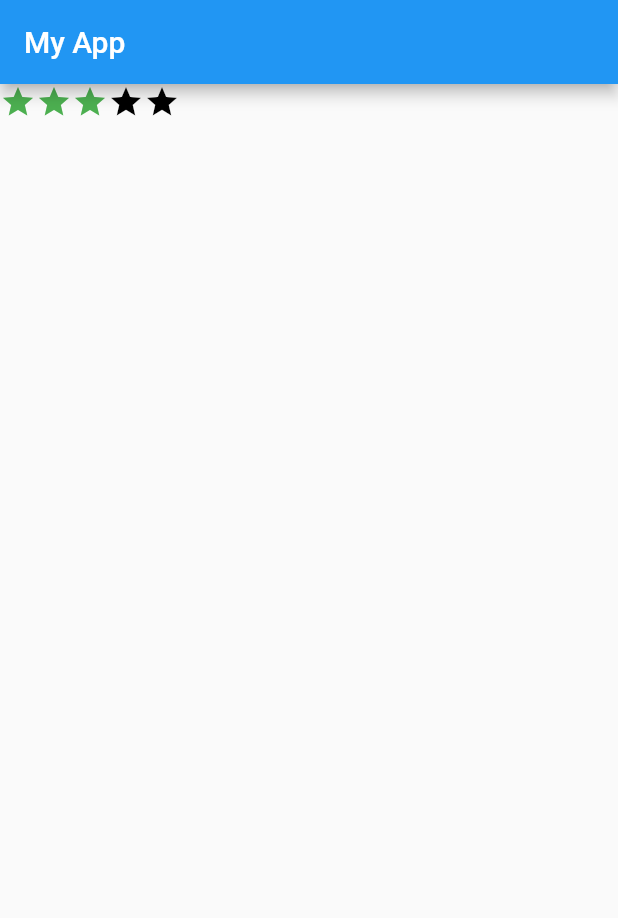
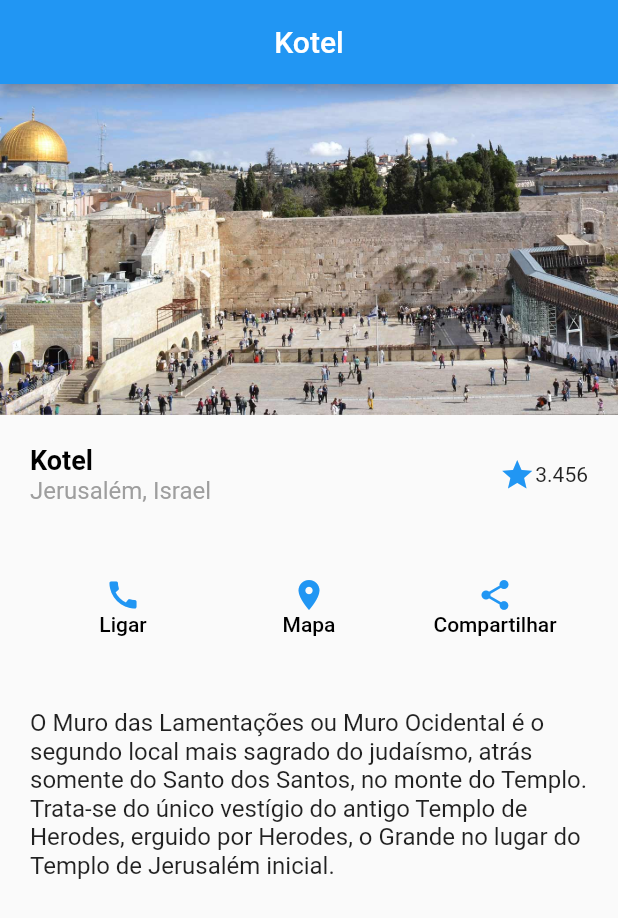
Before and after one commit to maarcos4g/app-example-flutter, a Flutter app: the screen it shows after launch, on a phone screen of 412 x 824 dp. Shown: the top 918 px of the screen. Run offline on Flutter 3.47's test engine with Material 2 defaults, Android fonts, the phone set to English and light mode, and no system bars.

Commit message:
b7web: exercise resolution

```diff
--- a/lib/app.dart
+++ b/lib/app.dart
@@ -1,3 +1,7 @@
+import 'dart:ui';
+
+import 'package:firstapp/widgets/button_widget.dart';
+
 import 'package:flutter/material.dart';
 
 class AppWidget extends StatelessWidget {
@@ -8,18 +12,81 @@ class AppWidget extends StatelessWidget {
     return MaterialApp(
       home: Scaffold(
         appBar: AppBar(
-          title: const Text('My App'),
+          centerTitle: true,
+          title: const Text('Kotel'),
         ),
-        body: Container(
-          child: Row(
-            children: const [
-              Icon(Icons.star, color: Colors.green),
-              Icon(Icons.star, color: Colors.green),
-              Icon(Icons.star, color: Colors.green),
-              Icon(Icons.star, color: Colors.black),
-              Icon(Icons.star, color: Colors.black)
-            ],
-          ),
+        body: Column(
+          children: [
+            const Image(
+              image: AssetImage('assets/images/muro.jpg'),
+            ),
+            Container(
+              padding: const EdgeInsets.all(20),
+              child: Row(
+                children: [
+                  Expanded(
+                    child: Column(
+                      crossAxisAlignment: CrossAxisAlignment.start,
+                      children: <Widget>[
+                        Text(
+                          'Kotel',
+                          style: TextStyle(
+                              fontSize: 18,
+                              fontWeight: FontWeight.bold,
+                              color: Colors.black),
+                        ),
+                        Text('Jerusalém, Israel',
+                            style: TextStyle(
+                              fontSize: 16,
+                              color: Colors.grey,
+                            ))
+                      ],
+                    ),
+                  ),
+                  Row(
+                    children: <Widget>[
+                      Icon(Icons.star, color: Colors.blue),
+                      Text('3.456'),
+                    ],
+                  ),
+                ],
+              ),
+            ),
+            Container(
+              padding: const EdgeInsets.all(20),
+              child: Row(
+                children: [
+                  ButtonWidget(
+                    onPress: (() {
+                      print('Ligar');
+                    }),
+                    icon: Icons.call,
+                    label: "Ligar",
+                  ),
+                  ButtonWidget(
+                    onPress: (() {
+                      print('Mapa');
+                    }),
+                    icon: Icons.location_on,
+                    label: "Mapa",
+                  ),
+                  ButtonWidget(
+                    onPress: (() {
+                      print('Compartilhar');
+                    }),
+                    icon: Icons.share,
+                    label: "Compartilhar",
+                  )
+                ],
+              ),
+            ),
+            Container(
+              padding: EdgeInsets.all(20),
+              child: Text(
+                  style: TextStyle(fontSize: 16),
+                  'O Muro das Lamentações ou Muro Ocidental é o segundo local mais sagrado do judaísmo, atrás somente do Santo dos Santos, no monte do Templo. Trata-se do único vestígio do antigo Templo de Herodes, erguido por Herodes, o Grande no lugar do Templo de Jerusalém inicial.'),
+            ),
+          ],
         ),
       ),
     );
--- a/lib/main.dart
+++ b/lib/main.dart
@@ -1,6 +1,6 @@
+import 'package:flutter/material.dart';
+
 import './app.dart';
-
-import 'package:flutter/material.dart';
 
 void main() {
   runApp(const MyApp());
@@ -13,6 +13,7 @@ class MyApp extends StatelessWidget {
   @override
   Widget build(BuildContext context) {
     return MaterialApp(
+      debugShowCheckedModeBanner: false,
       title: 'My App',
       theme: ThemeData(
         primarySwatch: Colors.blue,
--- /dev/null
+++ b/lib/widgets/button_widget.dart
@@ -0,0 +1,29 @@
+import 'package:flutter/material.dart';
+
+class ButtonWidget extends StatelessWidget {
+  ButtonWidget({
+    super.key,
+    required this.onPress,
+    required this.icon,
+    required this.label,
+  });
+
+  VoidCallback onPress;
+  IconData icon;
+  String label;
+
+  @override
+  Widget build(BuildContext context) {
+    return Expanded(
+      child: TextButton(
+        onPressed: onPress,
+        child: Column(
+          children: [
+            Icon(icon, color: Colors.blue),
+            Text(label, style: TextStyle(color: Colors.black)),
+          ],
+        ),
+      ),
+    );
+  }
+}
```
Also changed, not shown: pubspec.yaml (+3 -67 lines), assets/images/muro.jpg (added).
